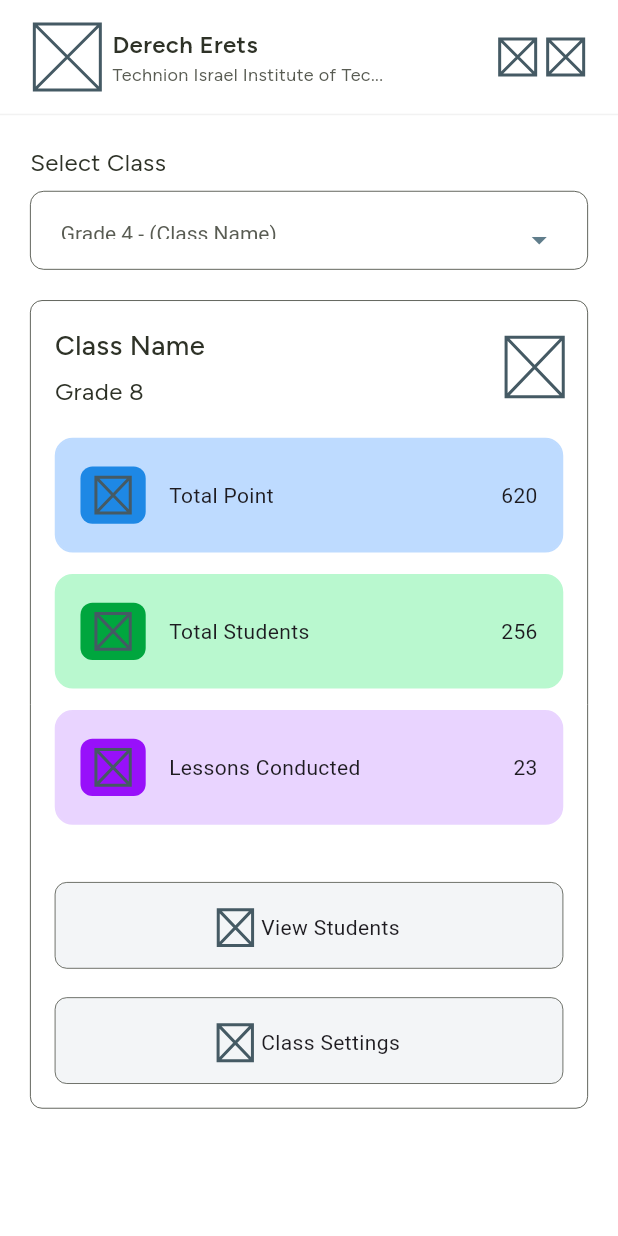
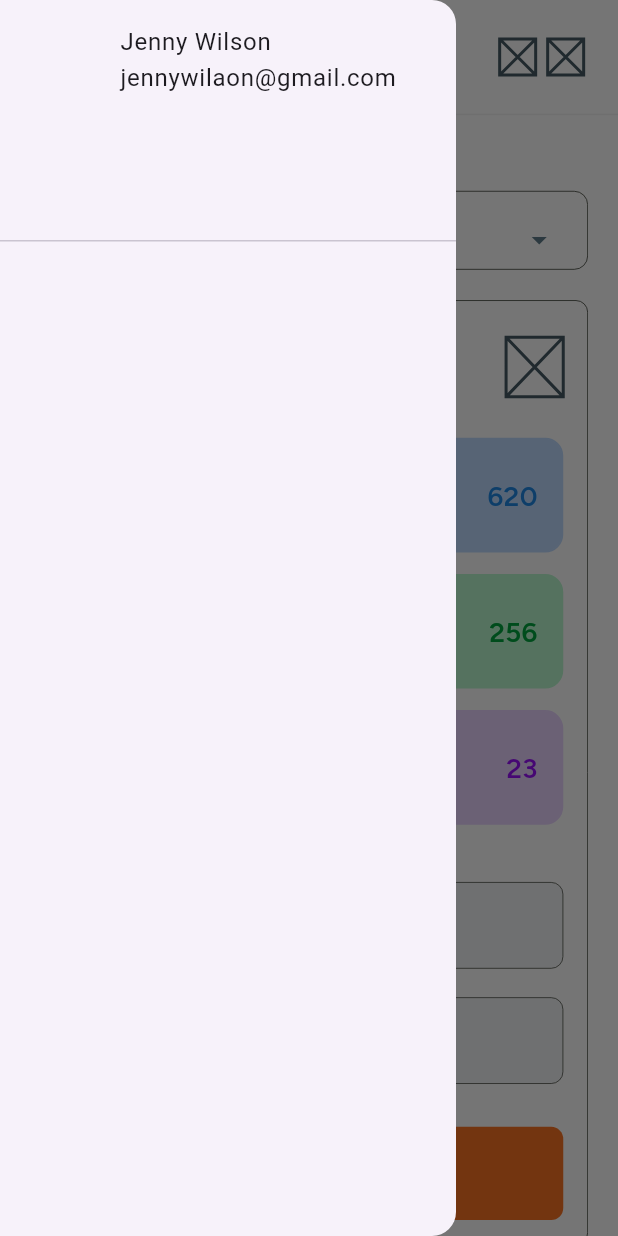
Before and after one commit to ArifAppDev/Example, a Flutter app: the screen it shows after launch, with the side drawer open (before the commit the screen has no drawer), on a phone screen of 412 x 824 dp. Run offline on Flutter 3.47's test engine with Material 3 defaults, Android fonts, the phone set to English and light mode, and no system bars; our stand-ins replace flutter_screenutil.

Commit message:
new commit

```diff
--- a/lib/assets_helper/app_colors.dart
+++ b/lib/assets_helper/app_colors.dart
@@ -25,4 +25,5 @@ class AppColor {
   static const Color c9810FA = Color(0xFF9810FA);
   static const Color c00A63E = Color(0xFF00A63E);
   static const Color primaryColor = Color(0xffFB7422);
+  static const Color cE6E6E6CC = Color(0xFFE6E6E6);
 }
--- a/lib/common_widgets/custom_button.dart
+++ b/lib/common_widgets/custom_button.dart
@@ -1,20 +1,39 @@
+import 'package:education/assets_helper/app_colors.dart';
+import 'package:education/assets_helper/assets_fonts.dart';
 import 'package:flutter/material.dart';
 import 'package:flutter_screenutil/flutter_screenutil.dart';
 
 class CustomButton extends StatelessWidget {
-  const CustomButton({super.key});
+  final String title;
+  final Function() onTap;
+  const CustomButton({super.key, required this.title, required this.onTap});
 
   @override
   Widget build(BuildContext context) {
-    return Container(
+    return GestureDetector(
+      onTap: onTap,
+      child: Container(
         padding: EdgeInsets.symmetric(horizontal: 10.0.w, vertical: 15.0.h),
-      decoration: BoxDecoration(borderRadius: BorderRadius.circular(8)),
+        decoration: BoxDecoration(
+          color: AppColor.primaryColor,
+          borderRadius: BorderRadius.circular(8),
+        ),
         height: 52.0.h,
         width: MediaQuery.of(context).size.width,
         child: Row(
+          mainAxisAlignment: MainAxisAlignment.center,
           children: [
             SizedBox(height: 24.0.h, width: 24.0.w, child: Placeholder()),
+            SizedBox(width: 5.0.w),
+            Text(
+              title,
+              style: TextFontStyle.textFntstyleFitree16w600.copyWith(
+                fontWeight: FontWeight.w500,
+                color: AppColor.bgColor,
+              ),
+            ),
           ],
+        ),
       ),
     );
   }
--- /dev/null
+++ b/lib/common_widgets/custom_button2.dart
@@ -0,0 +1,41 @@
+import 'package:education/assets_helper/app_colors.dart';
+import 'package:education/assets_helper/assets_fonts.dart';
+import 'package:flutter/material.dart';
+import 'package:flutter_screenutil/flutter_screenutil.dart';
+
+class CustomButtontwo extends StatelessWidget {
+  final String title;
+  final Function() onTap;
+  final Color containerBorderColor;
+  const CustomButtontwo({
+    super.key,
+    required this.title,
+    required this.onTap,
+    required this.containerBorderColor,
+  });
+
+  @override
+  Widget build(BuildContext context) {
+    return GestureDetector(
+      onTap: onTap,
+      child: Container(
+        padding: EdgeInsets.symmetric(horizontal: 10.0.w, vertical: 15.0.h),
+        decoration: BoxDecoration(
+          borderRadius: BorderRadius.circular(8.0.r),
+          border: Border.all(color: containerBorderColor),
+        ),
+        height: 52.0.h,
+        width: MediaQuery.of(context).size.width,
+        child: Center(
+          child: Text(
+            title,
+            style: TextFontStyle.textFntstyleFitree16w600.copyWith(
+              fontWeight: FontWeight.w500,
+              color: AppColor.primaryColor,
+            ),
+          ),
+        ),
+      ),
+    );
+  }
+}
--- /dev/null
+++ b/lib/features/class_setting/presentation/class_setting_screen.dart
@@ -0,0 +1,10 @@
+import 'package:flutter/material.dart';
+
+class ClassSettingScreen extends StatelessWidget {
+  const ClassSettingScreen({super.key});
+
+  @override
+  Widget build(BuildContext context) {
+    return const Placeholder();
+  }
+}
--- a/lib/features/home_screen/presentation/home_screen.dart
+++ b/lib/features/home_screen/presentation/home_screen.dart
@@ -1,7 +1,10 @@
 import 'package:education/assets_helper/app_colors.dart';
 import 'package:education/assets_helper/assets_fonts.dart';
+import 'package:education/common_widgets/custom_button.dart';
+import 'package:education/common_widgets/custom_button2.dart';
 import 'package:education/constants/app_constants.dart';
 import 'package:education/features/home_screen/widget/custom_app_bar.dart';
+import 'package:education/features/home_screen/widget/custom_drawer.dart';
 import 'package:education/features/home_screen/widget/custom_viewclass_button.dart';
 import 'package:education/features/home_screen/widget/point_card_button.dart';
 import 'package:education/gen/colors.gen.dart';
@@ -23,6 +26,7 @@ class _HomeScreenState extends State<HomeScreen> {
     String dropDownValue = 'Grade 4 - (Class Name)';
 
     return Scaffold(
+      drawer: CustomDrawer(),
       //============== backround color ================
       backgroundColor: ColorName.cFFFFFF,
       body: SafeArea(
@@ -39,7 +43,8 @@ class _HomeScreenState extends State<HomeScreen> {
 
             Divider(color: AppColor.cF2F2F2, height: 0.8),
 
-            Padding(
+            Expanded(
+              child: Padding(
                 padding: const EdgeInsets.symmetric(horizontal: 20.0),
                 child: SingleChildScrollView(
                   child: Column(
@@ -59,12 +64,15 @@ class _HomeScreenState extends State<HomeScreen> {
 
                       Container(
                         padding: EdgeInsets.all(20),
-                      width: 335.w,
+                        width: MediaQuery.of(context).size.width,
                         height: 44.h,
 
                         decoration: BoxDecoration(
                           borderRadius: BorderRadius.circular(8.r),
-                        border: Border.all(color: AppColor.c2E3227, width: 0.5),
+                          border: Border.all(
+                            color: AppColor.c2E3227,
+                            width: 0.5,
+                          ),
                         ),
                         child: DropdownButtonHideUnderline(
                           child: DropdownButton<String>(
@@ -126,7 +134,10 @@ class _HomeScreenState extends State<HomeScreen> {
                         decoration: BoxDecoration(
                           borderRadius: BorderRadius.circular(8),
                           color: ColorName.cFFFFFF,
-                        border: Border.all(color: AppColor.c2E3227, width: 0.5),
+                          border: Border.all(
+                            color: AppColor.c2E3227,
+                            width: 0.5,
+                          ),
                         ),
 
                         child: Column(
@@ -142,7 +153,9 @@ class _HomeScreenState extends State<HomeScreen> {
                                       AppConstants.classname,
                                       style: TextFontStyle
                                           .textFntstyleFitree16w600
-                                        .copyWith(fontWeight: FontWeight.w500),
+                                          .copyWith(
+                                            fontWeight: FontWeight.w500,
+                                          ),
                                     ),
                                     UIHelper.verticalspaverysmall,
 
@@ -170,6 +183,7 @@ class _HomeScreenState extends State<HomeScreen> {
                               point: '620',
                               containerBorderColor: AppColor.cBEDBFF,
                               iconContainerColor: AppColor.c1E88E5,
+                              pointColor: AppColor.c1E88E5,
                             ),
                             UIHelper.verticalspace12,
 
@@ -179,6 +193,7 @@ class _HomeScreenState extends State<HomeScreen> {
                               point: '256',
                               containerBorderColor: AppColor.cBE2FDEB,
                               iconContainerColor: AppColor.c00A63E,
+                              pointColor: AppColor.c00A63E,
                             ),
                             UIHelper.verticalspace12,
 
@@ -188,6 +203,7 @@ class _HomeScreenState extends State<HomeScreen> {
                               point: '23',
                               containerBorderColor: AppColor.cE9D4FF,
                               iconContainerColor: AppColor.c9810FA,
+                              pointColor: AppColor.c9810FA,
                             ),
                             UIHelper.verticalspace32,
 
@@ -202,10 +218,73 @@ class _HomeScreenState extends State<HomeScreen> {
                               title: 'Class Settings',
                               onTap: () {},
                             ),
+                            UIHelper.verticalspace24,
+
+                            CustomButton(title: 'View Students', onTap: () {}),
                           ],
                         ),
                       ),
+                      UIHelper.verticalspace16,
+
+                      Container(
+                        padding: EdgeInsets.all(16.0),
+
+                        width: MediaQuery.of(context).size.width,
+
+                        decoration: BoxDecoration(
+                          borderRadius: BorderRadius.circular(8),
+                          color: ColorName.cFFFFFF,
+                          border: Border.all(
+                            color: AppColor.c2E3227,
+                            width: 0.5,
+                          ),
+                        ),
+
+                        child: Column(
+                          mainAxisAlignment: MainAxisAlignment.center,
+                          children: [
+                            Container(
+                              height: 64,
+                              width: 64,
+                              decoration: BoxDecoration(
+                                color: AppColor.cE6E6E6CC,
+                                borderRadius: BorderRadius.circular(34),
+                              ),
+                              child: Center(
+                                child: SizedBox(
+                                  height: 29.0.h,
+                                  width: 29.0.w,
+                                  child: Placeholder(),
+                                ),
+                              ),
+                            ),
+                            UIHelper.verticalspace16,
+
+                            Text(
+                              AppConstants.createNewClass,
+                              style: TextFontStyle.textFntstyleFitree16w600,
+                            ),
+                            SizedBox(height: 8.0.h),
+
+                            Text(
+                              AppConstants.addanewclassto,
+                              style: TextFontStyle.txtfntstyleFitree14w400,
+                              textAlign: TextAlign.center,
+                            ),
+
+                            UIHelper.verticalspace24,
+
+                            CustomButtontwo(
+                              title: 'Create New Class',
+                              onTap: () {},
+                              containerBorderColor: AppColor.primaryColor,
+                            ),
                           ],
+                        ),
+                      ),
+                      UIHelper.verticalspace16,
+                    ],
+                  ),
                 ),
               ),
             ),
--- a/lib/features/home_screen/widget/custom_app_bar.dart
+++ b/lib/features/home_screen/widget/custom_app_bar.dart
@@ -1,12 +1,11 @@
 import 'package:education/assets_helper/assets_fonts.dart';
-
 import 'package:flutter/material.dart';
-
 import 'package:flutter_screenutil/flutter_screenutil.dart';
 
 class CustomAppBar extends StatelessWidget {
   final String name;
   final String instituteName;
+
   const CustomAppBar({
     super.key,
     required this.name,
@@ -15,18 +14,17 @@ class CustomAppBar extends StatelessWidget {
 
   @override
   Widget build(BuildContext context) {
-    return Padding(
-      padding: EdgeInsets.symmetric(horizontal: 20.0.w),
-      child: Column(
-        children: [
-          Row(
+    return Builder(
+      builder: (context) {
+        return Padding(
+          padding: EdgeInsets.symmetric(horizontal: 20.0.w),
+          child: Row(
             mainAxisAlignment: MainAxisAlignment.spaceBetween,
             children: [
               Row(
                 children: [
                   SizedBox(height: 44, width: 44, child: Placeholder()),
                   SizedBox(width: 8),
-
                   Column(
                     crossAxisAlignment: CrossAxisAlignment.start,
                     children: [
@@ -36,7 +34,6 @@ class CustomAppBar extends StatelessWidget {
                           fontSize: 16,
                         ),
                       ),
-
                       Text(
                         instituteName,
                         style: TextFontStyle.txtfntstyleFitree12w400.copyWith(
@@ -47,19 +44,28 @@ class CustomAppBar extends StatelessWidget {
                   ),
                 ],
               ),
-              SizedBox(width: 8),
 
               Row(
                 children: [
                   SizedBox(height: 24, width: 24, child: Placeholder()),
                   SizedBox(width: 8),
-                  SizedBox(height: 24, width: 24, child: Placeholder()),
+
+                  GestureDetector(
+                    onTap: () {
+                      Scaffold.of(context).openDrawer();
+                    },
+                    child: SizedBox(
+                      height: 24,
+                      width: 24,
+                      child: Placeholder(),
+                    ),
+                  ),
                 ],
               ),
             ],
           ),
-        ],
-      ),
+        );
+      },
     );
   }
 }
--- /dev/null
+++ b/lib/features/home_screen/widget/custom_drawer.dart
@@ -0,0 +1,31 @@
+import 'package:flutter/material.dart';
+import 'package:flutter_screenutil/flutter_screenutil.dart';
+
+class CustomDrawer extends StatelessWidget {
+  const CustomDrawer({super.key});
+
+  @override
+  Widget build(BuildContext context) {
+    return Drawer(
+      child: Column(
+        children: [
+          DrawerHeader(
+            child: Row(
+              children: [
+                SizedBox(height: 56.0.h, width: 56.0.w),
+
+                Column(
+                  crossAxisAlignment: CrossAxisAlignment.start,
+                  children: [
+                    Text("Jenny Wilson"),
+                    Text("jennywilaon@gmail.com"),
+                  ],
+                ),
+              ],
+            ),
+          ),
+        ],
+      ),
+    );
+  }
+}
--- a/lib/features/home_screen/widget/point_card_button.dart
+++ b/lib/features/home_screen/widget/point_card_button.dart
@@ -1,3 +1,4 @@
+import 'package:education/assets_helper/assets_fonts.dart';
 import 'package:education/helpers/ui_helpers.dart';
 import 'package:flutter/material.dart';
 import 'package:flutter_screenutil/flutter_screenutil.dart';
@@ -8,6 +9,7 @@ class PointCardButton extends StatelessWidget {
   final Color iconContainerColor;
   final String title;
   final String point;
+  final Color pointColor;
   const PointCardButton({
     super.key,
     required this.containerColor,
@@ -15,6 +17,7 @@ class PointCardButton extends StatelessWidget {
     required this.point,
     required this.containerBorderColor,
     required this.iconContainerColor,
+    required this.pointColor,
   });
 
   @override
@@ -49,11 +52,16 @@ class PointCardButton extends StatelessWidget {
               ),
               UIHelper.howizontalspace,
 
-              Text(title),
+              Text(title, style: TextFontStyle.textFntstyleFitree16w600),
             ],
           ),
 
-          Text(point),
+          Text(
+            point,
+            style: TextFontStyle.textFntstyleFitree16w600.copyWith(
+              color: pointColor,
+            ),
+          ),
         ],
       ),
     );
--- a/lib/helpers/ui_helpers.dart
+++ b/lib/helpers/ui_helpers.dart
@@ -12,6 +12,8 @@ final class UIHelper {
   static double horizontalspacemediumvalue = 13.0.h;
   static double verticalspace12value = 12.0.h;
   static double verticalspace32value = 32.0.h;
+  static double verticalspace24value = 24.0.h;
+  static double verticalspace19value = 19.0.h;
 
   static Widget verticalSpacemedium = SizedBox(
     height: verticalSpacemediumvalue,
@@ -24,4 +26,6 @@ final class UIHelper {
   static Widget verticalspace12 = SizedBox(height: verticalspace12value);
   static Widget verticalspace16 = SizedBox(height: verticalspace16value);
   static Widget verticalspace32 = SizedBox(height: verticalspace32value);
+  static Widget verticalspace24 = SizedBox(height: verticalspace24value);
+  static Widget verticalspace19 = SizedBox(height: verticalspace19value);
 }
```
Lines whose indentation alone changed are shown as unchanged.
